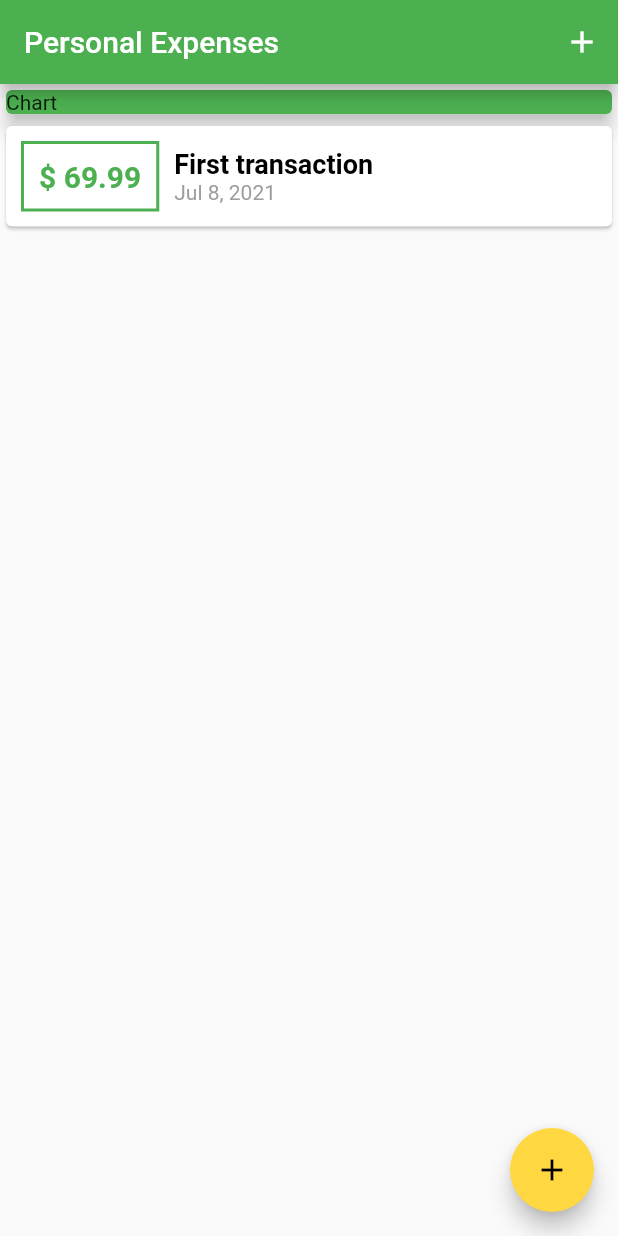
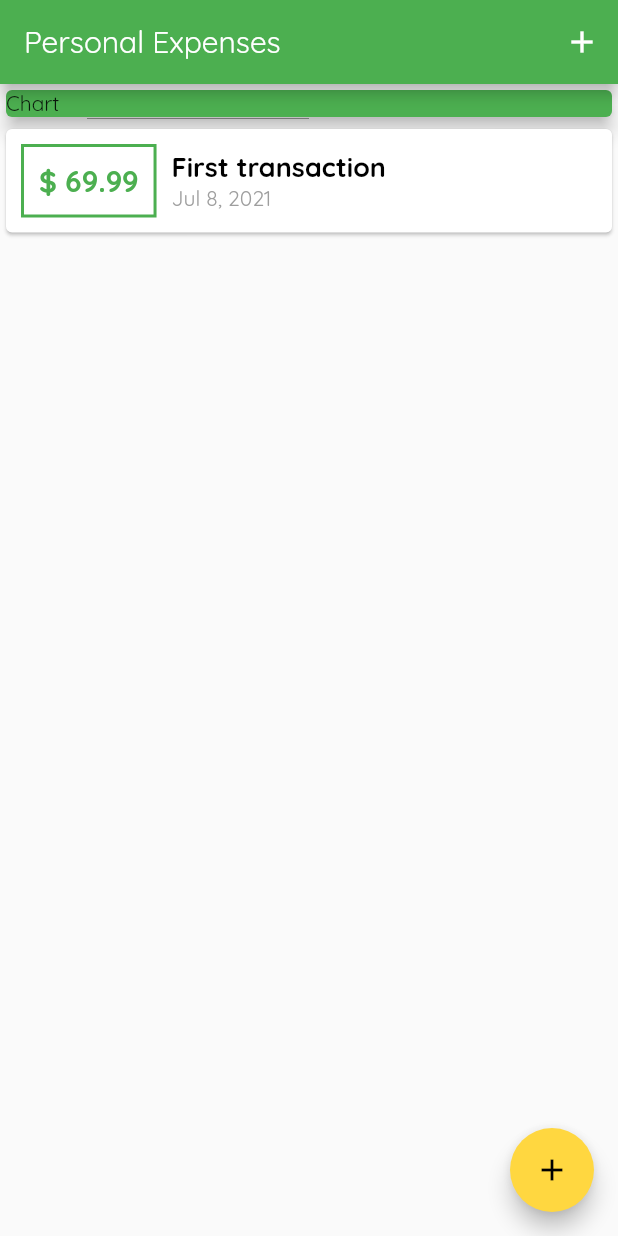
Before and after one commit to kgoel085/Flutter-Tutorial, a Flutter app: the screen it shows after launch, on a phone screen of 412 x 824 dp. Run offline on Flutter 3.47's test engine with Material 2 defaults, Android fonts, the phone set to English and light mode, and no system bars.

Commit message:
Added custom fonts to app

```diff
--- a/lib/main.dart
+++ b/lib/main.dart
@@ -14,9 +14,9 @@ class MyApp extends StatelessWidget {
       title: appSettings['appName'],
       home: MyHomePage(),
       theme: ThemeData(
-        primarySwatch: Colors.green,
-        accentColor: Colors.amberAccent,
-      ),
+          primarySwatch: Colors.green,
+          accentColor: Colors.amberAccent,
+          fontFamily: 'Quicksand'),
     );
   }
 }
```
Also changed, not shown: pubspec.yaml (+11 -11 lines).
